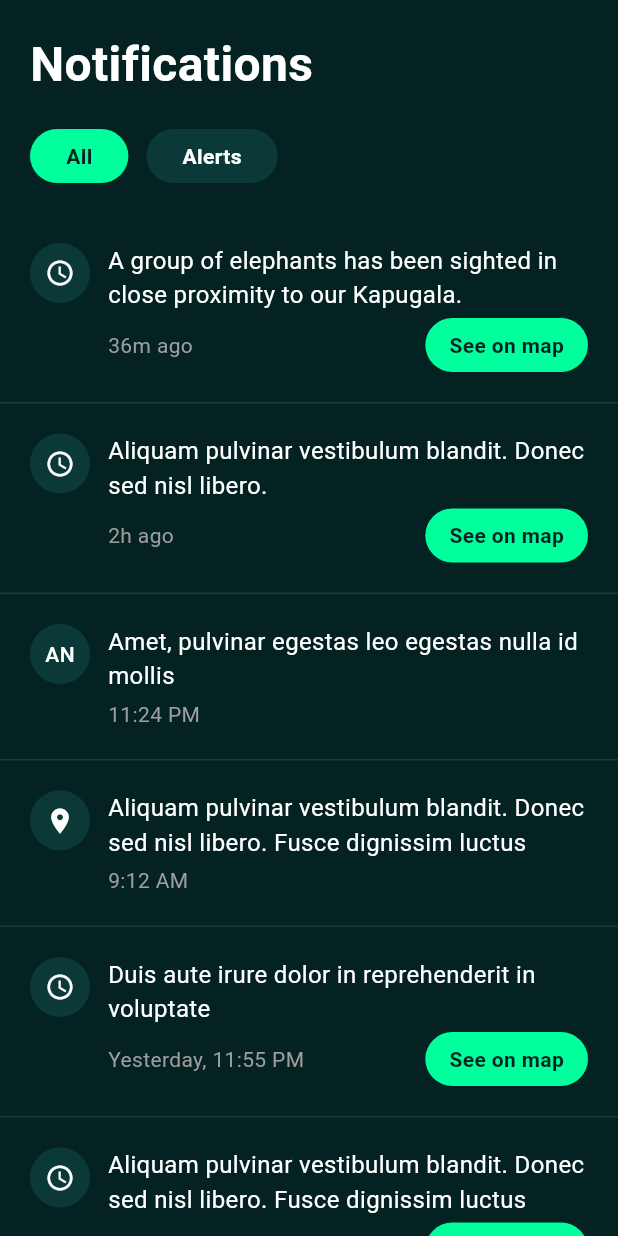
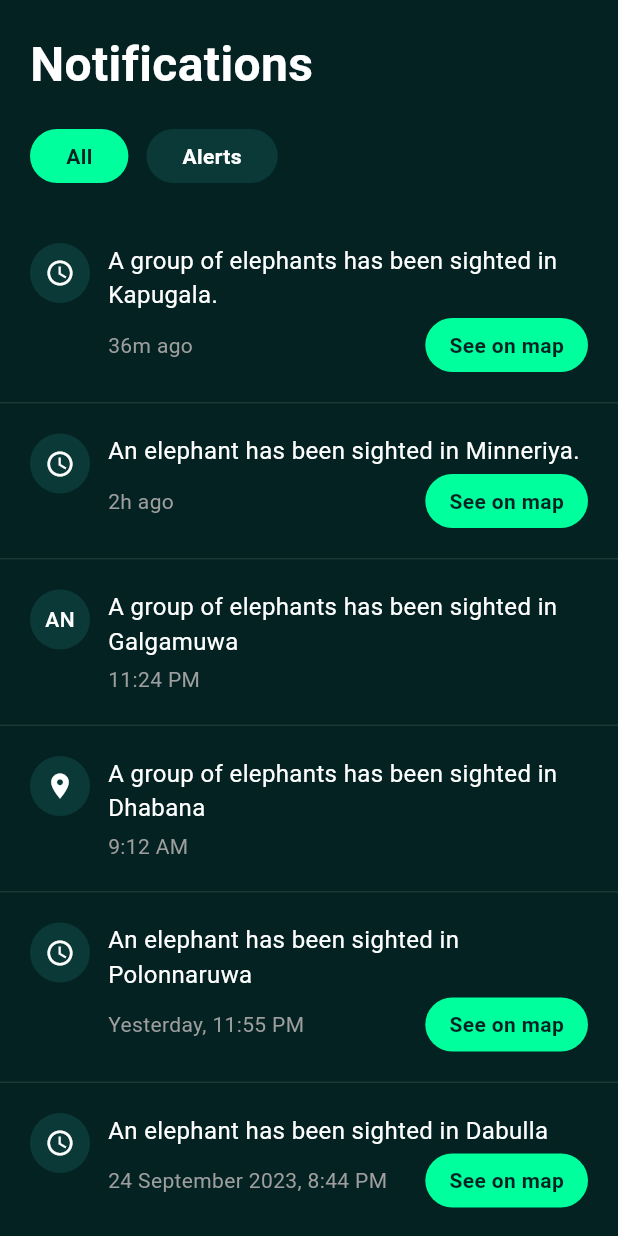
Before and after one commit to syigen/safe-app, a Flutter app: the NotificationsPage screen opened directly, on a phone screen of 412 x 824 dp. Run offline on Flutter 3.47's test engine with Material 3 defaults, Android fonts, the phone set to English and light mode, and no system bars; our stand-ins replace dotted_border, flutter_dotenv, flutter_riverpod, fluttertoast, geocoding, google_maps_flutter and 4 more; missing offline and left inert: app_settings; accounts and stored records are empty.

Commit message:
update notification_page.dart

```diff
--- a/lib/pages/notification_page.dart
+++ b/lib/pages/notification_page.dart
@@ -16,42 +16,42 @@ class _NotificationsPageState extends State<NotificationsPage> {
   final List<Map<String, dynamic>> allNotifications = [
     {
       'icon': Icons.access_time,
-      'message': 'A group of elephants has been sighted in close proximity to our Kapugala.',
+      'message': 'A group of elephants has been sighted in Kapugala.',
       'time': '36m ago',
       'showMapButton': true,
       'isAlert': true,
     },
     {
       'icon': Icons.access_time,
-      'message': 'Aliquam pulvinar vestibulum blandit. Donec sed nisl libero.',
+      'message': 'An elephant has been sighted in Minneriya.',
       'time': '2h ago',
       'showMapButton': true,
       'isAlert': true,
     },
     {
       'iconText': 'AN',
-      'message': 'Amet, pulvinar egestas leo egestas nulla id mollis',
+      'message': 'A group of elephants has been sighted in Galgamuwa',
       'time': '11:24 PM',
       'showMapButton': false,
       'isAlert': false,
     },
     {
       'icon': Icons.location_on,
-      'message': 'Aliquam pulvinar vestibulum blandit. Donec sed nisl libero. Fusce dignissim luctus',
+      'message': 'A group of elephants has been sighted in Dhabana',
       'time': '9:12 AM',
       'showMapButton': false,
       'isAlert': false,
     },
     {
       'icon': Icons.access_time,
-      'message': 'Duis aute irure dolor in reprehenderit in voluptate',
+      'message': 'An elephant has been sighted in Polonnaruwa',
       'time': 'Yesterday, 11:55 PM',
       'showMapButton': true,
       'isAlert': true,
     },
     {
       'icon': Icons.access_time,
-      'message': 'Aliquam pulvinar vestibulum blandit. Donec sed nisl libero. Fusce dignissim luctus',
+      'message': 'An elephant has been sighted in Dabulla',
       'time': '24 September 2023, 8:44 PM',
       'showMapButton': true,
       'isAlert': true,
```
